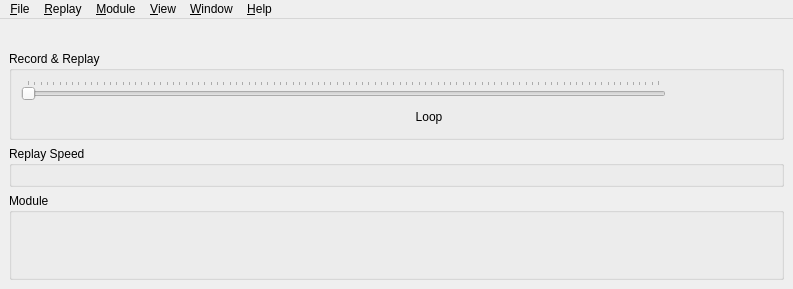
The window that src/UserInterface/src/MainWindow.ui (till213/SkyDolly) describes before a commit, drawn with Qt 5.
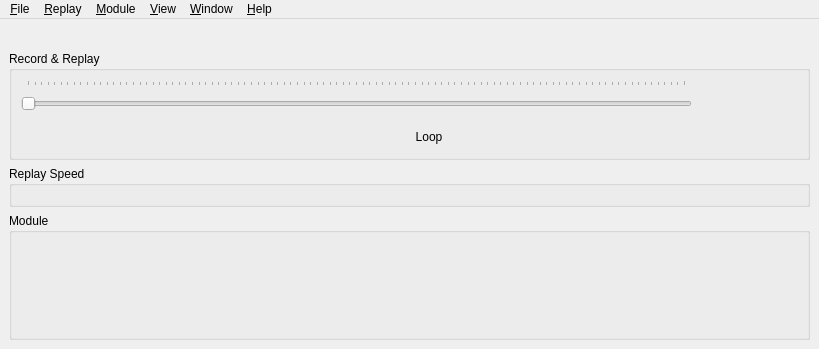
The same window after the commit. Icons and pictures are not drawn. Custom widgets are drawn as their Qt base class.

Commit message: Add time and date edit widgets to widget

```diff
--- a/src/UserInterface/src/MainWindow.ui
+++ b/src/UserInterface/src/MainWindow.ui
@@ -6,8 +6,8 @@
    <rect>
     <x>0</x>
     <y>0</y>
-    <width>793</width>
-    <height>289</height>
+    <width>819</width>
+    <height>349</height>
    </rect>
   </property>
   <property name="sizePolicy">
@@ -77,7 +77,7 @@
            <property name="minimumSize">
             <size>
              <width>150</width>
-             <height>0</height>
+             <height>40</height>
             </size>
            </property>
            <property name="maximum">
@@ -111,7 +111,7 @@
            <property name="minimumSize">
             <size>
              <width>100</width>
-             <height>0</height>
+             <height>40</height>
             </size>
            </property>
           </widget>
@@ -339,7 +339,7 @@
     <rect>
      <x>0</x>
      <y>0</y>
-     <width>793</width>
+     <width>819</width>
      <height>24</height>
     </rect>
    </property>
```
The commit also changes 4 other files.
